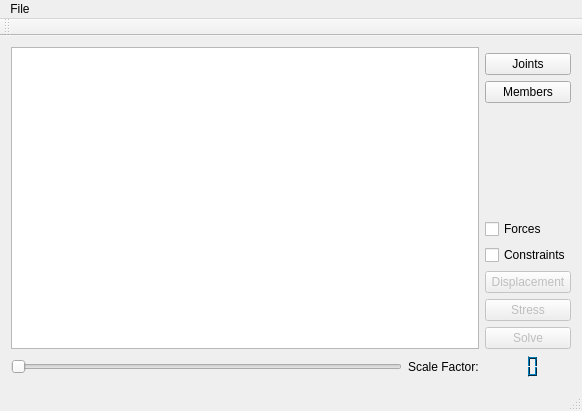
The window that StructuralAnlysis/mainwindow.ui (FishTacos23/570Project) describes before a commit, drawn with Qt 5.
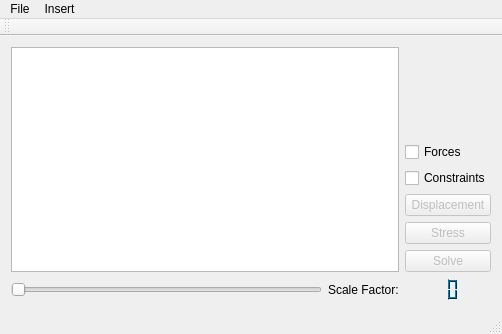
The same window after the commit. Icons and pictures are not drawn.

Commit message: interactively draw forces, constraints, members and joints

Diff of the .ui file:
```diff
--- a/StructuralAnlysis/mainwindow.ui
+++ b/StructuralAnlysis/mainwindow.ui
@@ -6,8 +6,8 @@
    <rect>
     <x>0</x>
     <y>0</y>
-    <width>582</width>
-    <height>411</height>
+    <width>502</width>
+    <height>334</height>
    </rect>
   </property>
   <property name="windowTitle">
@@ -15,34 +15,14 @@
   </property>
   <widget class="QWidget" name="centralWidget">
    <layout class="QGridLayout" name="gridLayout">
-    <item row="6" column="2">
+    <item row="4" column="2">
      <widget class="QCheckBox" name="checkBox_Force">
       <property name="text">
        <string>Forces</string>
       </property>
      </widget>
     </item>
-    <item row="5" column="2">
-     <spacer name="verticalSpacer">
-      <property name="orientation">
-       <enum>Qt::Vertical</enum>
-      </property>
-      <property name="sizeHint" stdset="0">
-       <size>
-        <width>20</width>
-        <height>54</height>
-       </size>
-      </property>
-     </spacer>
-    </item>
-    <item row="7" column="2">
-     <widget class="QCheckBox" name="checkBox_const">
-      <property name="text">
-       <string>Constraints</string>
-      </property>
-     </widget>
-    </item>
-    <item row="10" column="2">
+    <item row="8" column="2">
      <widget class="QPushButton" name="pushButton_solve">
       <property name="enabled">
        <bool>false</bool>
@@ -55,7 +35,14 @@
       </property>
      </widget>
     </item>
-    <item row="0" column="0" rowspan="11" colspan="2">
+    <item row="5" column="2">
+     <widget class="QCheckBox" name="checkBox_const">
+      <property name="text">
+       <string>Constraints</string>
+      </property>
+     </widget>
+    </item>
+    <item row="0" column="0" rowspan="9" colspan="2">
      <widget class="QGraphicsView" name="graphicsView">
       <property name="mouseTracking">
        <bool>true</bool>
@@ -71,7 +58,7 @@
       </property>
      </widget>
     </item>
-    <item row="4" column="2">
+    <item row="2" column="2">
      <spacer name="verticalSpacer_2">
       <property name="orientation">
        <enum>Qt::Vertical</enum>
@@ -84,7 +71,30 @@
       </property>
      </spacer>
     </item>
-    <item row="11" column="2">
+    <item row="3" column="2">
+     <spacer name="verticalSpacer">
+      <property name="orientation">
+       <enum>Qt::Vertical</enum>
+      </property>
+      <property name="sizeHint" stdset="0">
+       <size>
+        <width>20</width>
+        <height>54</height>
+       </size>
+      </property>
+     </spacer>
+    </item>
+    <item row="6" column="2">
+     <widget class="QPushButton" name="pushButton_Disp">
+      <property name="enabled">
+       <bool>false</bool>
+      </property>
+      <property name="text">
+       <string>Displacement</string>
+      </property>
+     </widget>
+    </item>
+    <item row="9" column="2">
      <widget class="QLCDNumber" name="lcdNumber">
       <property name="palette">
        <palette>
@@ -512,37 +522,7 @@
       </property>
      </widget>
     </item>
-    <item row="3" column="2">
-     <spacer name="verticalSpacer_3">
-      <property name="orientation">
-       <enum>Qt::Vertical</enum>
-      </property>
-      <property name="sizeHint" stdset="0">
-       <size>
-        <width>20</width>
-        <height>40</height>
-       </size>
-      </property>
-     </spacer>
-    </item>
-    <item row="8" column="2">
-     <widget class="QPushButton" name="pushButton_Disp">
-      <property name="enabled">
-       <bool>false</bool>
-      </property>
-      <property name="text">
-       <string>Displacement</string>
-      </property>
-     </widget>
-    </item>
-    <item row="11" column="1">
-     <widget class="QLabel" name="label">
-      <property name="text">
-       <string>Scale Factor:</string>
-      </property>
-     </widget>
-    </item>
-    <item row="11" column="0">
+    <item row="9" column="0">
      <widget class="QSlider" name="horizontalSlider_scaleDisp">
       <property name="sliderPosition">
        <number>0</number>
@@ -552,7 +532,14 @@
       </property>
      </widget>
     </item>
-    <item row="9" column="2">
+    <item row="9" column="1">
+     <widget class="QLabel" name="label">
+      <property name="text">
+       <string>Scale Factor:</string>
+      </property>
+     </widget>
+    </item>
+    <item row="7" column="2">
      <widget class="QPushButton" name="pushButton_Stress">
       <property name="enabled">
        <bool>false</bool>
@@ -563,18 +550,17 @@
      </widget>
     </item>
     <item row="1" column="2">
-     <widget class="QPushButton" name="pushButton_joint">
-      <property name="text">
-       <string>Joints</string>
+     <spacer name="verticalSpacer_3">
+      <property name="orientation">
+       <enum>Qt::Vertical</enum>
       </property>
-     </widget>
-    </item>
-    <item row="2" column="2">
-     <widget class="QPushButton" name="pushButton_members">
-      <property name="text">
-       <string>Members</string>
+      <property name="sizeHint" stdset="0">
+       <size>
+        <width>20</width>
+        <height>40</height>
+       </size>
       </property>
-     </widget>
+     </spacer>
     </item>
    </layout>
   </widget>
@@ -583,7 +569,7 @@
     <rect>
      <x>0</x>
      <y>0</y>
-     <width>582</width>
+     <width>502</width>
      <height>17</height>
     </rect>
    </property>
@@ -595,7 +581,18 @@
     <addaction name="actionSave_Results"/>
     <addaction name="actionClear"/>
    </widget>
+   <widget class="QMenu" name="menuInsert">
+    <property name="title">
+     <string>Insert</string>
+    </property>
+    <addaction name="actionJoints"/>
+    <addaction name="actionMembers"/>
+    <addaction name="actionConstraints"/>
+    <addaction name="actionForces"/>
+    <addaction name="actionProperties"/>
+   </widget>
    <addaction name="menuFile"/>
+   <addaction name="menuInsert"/>
   </widget>
   <widget class="QToolBar" name="mainToolBar">
    <attribute name="toolBarArea">
```
Left out of the diff: 31 changed lines with no effect on the pictures. The commit also changes 8 other files.
